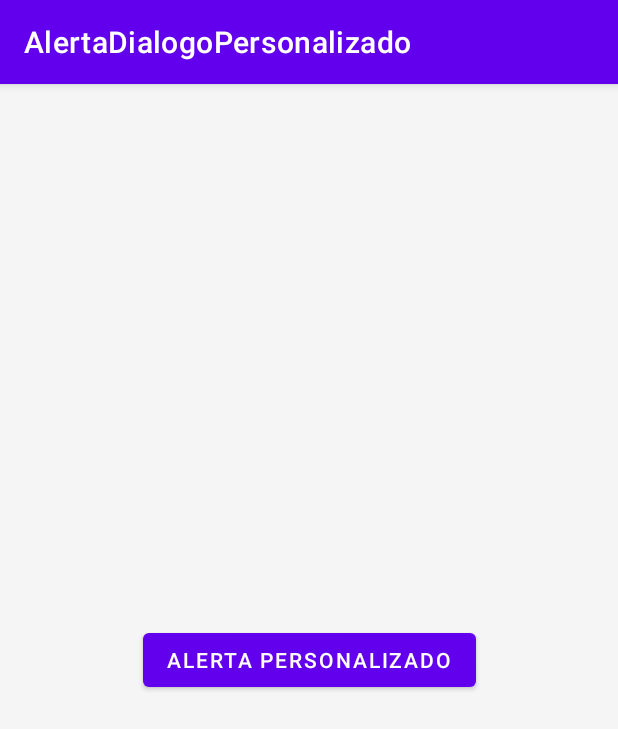
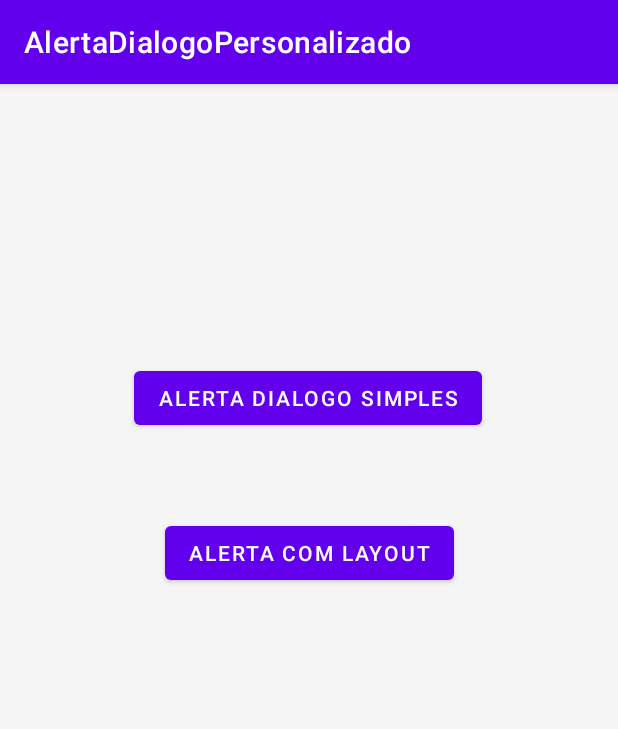
Before and after one commit to jnojair2010/jair_projetos, an Android app: the screen it shows after launch (MainActivity), on a phone screen of 412 x 824 dp. Shown: the top 729 px of the screen. Run offline under Robolectric (Android 15) with nearby library versions, the phone set to English and light mode, and no system bars.

Commit message:
Alert Dialog Alterado
atualizacoa

```diff
--- a/Android/AlertDialogPersonalizado/app/src/main/java/br/com/jair/alertadialogopersonalizado/MainActivity.java
+++ b/Android/AlertDialogPersonalizado/app/src/main/java/br/com/jair/alertadialogopersonalizado/MainActivity.java
@@ -14,7 +14,8 @@ public class MainActivity extends AppCompatActivity {
 
     private Funcionario funcionario = new Funcionario();
 
-    private Button btnAlert;
+    private Button btnAlert, btnAlertSimples;
+
 
     @Override
     protected void onCreate(Bundle savedInstanceState) {
@@ -22,15 +23,22 @@ public class MainActivity extends AppCompatActivity {
         setContentView(R.layout.activity_main);
 
         DialogPersonalizado dialog = new DialogPersonalizado(this);
+        btnAlert = (Button) findViewById(R.id.btnAlert);
+        btnAlertSimples = (Button) findViewById(R.id.btnDialogSimples);
 
+        btnAlertSimples.setOnClickListener(new View.OnClickListener() {
+            @Override
+            public void onClick(View view) {
+                dialog.getMDialogSimples();
+            }
+        });
 
-            btnAlert = (Button) findViewById(R.id.btnAlert);
-            btnAlert.setOnClickListener(new View.OnClickListener() {
+        btnAlert.setOnClickListener(new View.OnClickListener() {
                 @Override
                 public void onClick(View view) {
                     dialog.getDialogPersonalizado();
                 }
-            });
+        });
 
 
     }
@@ -38,4 +46,5 @@ public class MainActivity extends AppCompatActivity {
 
 
 
+
 }
--- a/Android/AlertDialogPersonalizado/app/src/main/res/layout/activity_main.xml
+++ b/Android/AlertDialogPersonalizado/app/src/main/res/layout/activity_main.xml
@@ -11,9 +11,22 @@
         android:id="@+id/btnAlert"
         android:layout_width="wrap_content"
         android:layout_height="wrap_content"
-        android:text="Alerta Personalizado"
+        android:text="Alerta com Layout"
         app:layout_constraintBottom_toBottomOf="parent"
         app:layout_constraintEnd_toEndOf="parent"
         app:layout_constraintStart_toStartOf="parent"
-        app:layout_constraintTop_toTopOf="parent" />
+        app:layout_constraintTop_toTopOf="parent"
+        app:layout_constraintVertical_bias="0.401" />
+
+    <Button
+        android:id="@+id/btnDialogSimples"
+        android:layout_width="wrap_content"
+        android:layout_height="wrap_content"
+        android:text="Alerta Dialogo Simples"
+        app:layout_constraintBottom_toTopOf="@+id/btnAlert"
+        app:layout_constraintEnd_toEndOf="parent"
+        app:layout_constraintHorizontal_bias="0.497"
+        app:layout_constraintStart_toStartOf="parent"
+        app:layout_constraintTop_toTopOf="parent"
+        app:layout_constraintVertical_bias="0.769" />
 </androidx.constraintlayout.widget.ConstraintLayout>
```
Also changed, not shown: Android/AlertDialogPersonalizado/app/src/main/java/br/com/jair/alertadialogopersonalizado/manager/comunicaoAndroid/DialogPersonalizado.java (+30 -0 lines).
